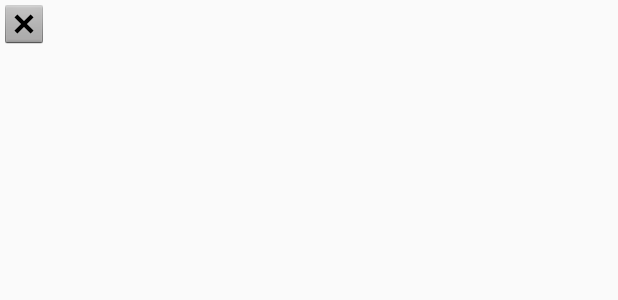
After one commit to 1mahfuzz/movie_tune, an Android app: the layout custom_row.xml on its own in the app's theme, with its tools: preview values and no code run, on a phone screen of 412 x 824 dp. The commit adds this screen. Shown: the top 300 px of the screen. Run offline under Robolectric (Android 15) with nearby library versions, the phone set to English and light mode, and no system bars.

Commit message:
recyclerView added to NewRelease fragment
recycler view adapter created and added a grid layout to recyclerview recyclerview adapter is set in NewRelease.java class

```diff
--- a/app/build.gradle
+++ b/app/build.gradle
@@ -19,7 +19,7 @@ android {
 }
 
 dependencies {
-    implementation fileTree(dir: 'libs', include: ['*.jar'])
+    implementation fileTree(include: ['*.jar'], dir: 'libs')
     implementation 'com.android.support:appcompat-v7:26.1.0'
     implementation 'com.android.support:design:26.1.0'
     implementation 'com.android.support.constraint:constraint-layout:1.0.2'
@@ -29,4 +29,5 @@ dependencies {
     androidTestImplementation 'com.android.support.test.espresso:espresso-core:3.0.1'
     compile 'com.squareup.retrofit2:retrofit:2.3.0'
     compile 'com.squareup.retrofit2:converter-gson:2.3.0'
+    implementation 'com.squareup.picasso:picasso:2.3.2'
 }
--- a/app/src/main/java/com/mahfuz/movietune/MainActivity.java
+++ b/app/src/main/java/com/mahfuz/movietune/MainActivity.java
@@ -10,6 +10,7 @@ public class MainActivity extends AppCompatActivity {
 
     public static final String API_KEY = "c37d3b40004717511adb2c1fbb15eda4";
     public static final String BASE_URL = "https://api.themoviedb.org/3/movie/";
+    public static final String TAG = "MovieTune";
 
     TabLayout mTabLayout;
     ViewPager mViewPager;
--- /dev/null
+++ b/app/src/main/res/layout/custom_row.xml
@@ -0,0 +1,12 @@
+<?xml version="1.0" encoding="utf-8"?>
+<LinearLayout xmlns:android="http://schemas.android.com/apk/res/android"
+    android:orientation="vertical" android:layout_width="match_parent"
+    android:layout_height="match_parent">
+
+    <ImageView
+        android:id="@+id/imageView"
+        android:layout_width="wrap_content"
+        android:layout_height="wrap_content"
+        android:src="@android:drawable/btn_dialog" />
+
+</LinearLayout>
```
Also changed, not shown: app/src/main/java/com/mahfuz/movietune/NewRelease.java (+47 -1 lines), app/src/main/java/com/mahfuz/movietune/RecyclerAdapter.java (added, +60 -0 lines), app/src/main/res/layout/fragment_new_release.xml (+3 -4 lines).
